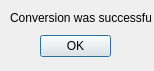
P1zz4br0etch3n/pdf2pro6x, file src/main/python/gui/success_dialog.ui: the form before one commit.
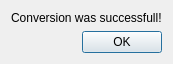
The form after the commit.

Commit message: add Drag'n'Drop support for PDF File; change font for better cross platform compatibility; change icon size for mac; add screenshot of mac version

What changed in the file:
```diff
--- a/src/main/python/gui/success_dialog.ui
+++ b/src/main/python/gui/success_dialog.ui
@@ -6,22 +6,28 @@
    <rect>
     <x>0</x>
     <y>0</y>
-    <width>154</width>
-    <height>71</height>
+    <width>152</width>
+    <height>60</height>
    </rect>
   </property>
+  <property name="font">
+   <font>
+    <family>Tahoma</family>
+   </font>
+  </property>
   <property name="windowTitle">
    <string>Success</string>
   </property>
+  <layout class="QGridLayout" name="gridLayout">
+   <item row="0" column="0">
+    <widget class="QLabel" name="label">
+     <property name="text">
+      <string>Conversion was successfull!</string>
+     </property>
+    </widget>
+   </item>
+   <item row="1" column="0">
   <widget class="QDialogButtonBox" name="buttonBox">
-   <property name="geometry">
-    <rect>
-     <x>40</x>
-     <y>30</y>
-     <width>71</width>
-     <height>32</height>
-    </rect>
-   </property>
    <property name="orientation">
     <enum>Qt::Horizontal</enum>
    </property>
@@ -29,19 +35,8 @@
     <set>QDialogButtonBox::Ok</set>
    </property>
   </widget>
-  <widget class="QLabel" name="label">
-   <property name="geometry">
-    <rect>
-     <x>10</x>
-     <y>10</y>
-     <width>141</width>
-     <height>16</height>
-    </rect>
-   </property>
-   <property name="text">
-    <string>Conversion was successfull!</string>
-   </property>
-  </widget>
+   </item>
+  </layout>
  </widget>
  <resources/>
  <connections>
```
Lines whose indentation alone changed are shown as unchanged. The commit also changes 14 other files.
